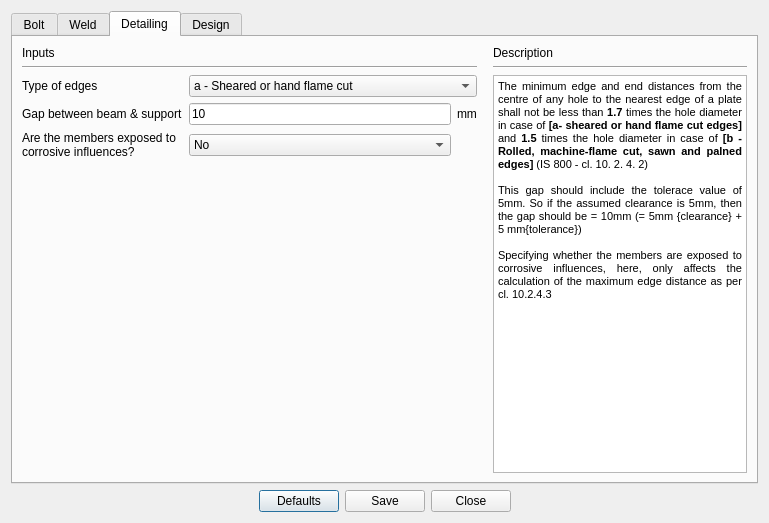
First picture: the form in Connections/Shear/Endplate/design_preferences.ui, repository GreatDevelopers/osdag-core, before the edit.
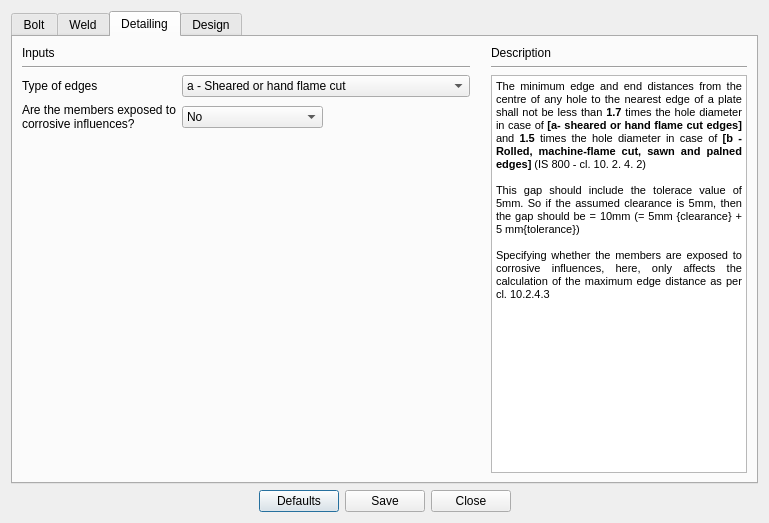
Second picture: the form after the edit. The open tabs and pages were chosen to show the change.

```diff
--- a/Connections/Shear/Endplate/design_preferences.ui
+++ b/Connections/Shear/Endplate/design_preferences.ui
@@ -68,7 +68,7 @@
    <item row="0" column="0">
     <widget class="QTabWidget" name="tabWidget">
      <property name="currentIndex">
-      <number>0</number>
+      <number>2</number>
      </property>
      <widget class="QWidget" name="tab_Bolt">
       <attribute name="title">
@@ -679,10 +679,11 @@
        </item>
        <item row="2" column="0" rowspan="2">
         <layout class="QGridLayout" name="gridLayout_4">
-         <item row="0" column="0">
-          <widget class="QLabel" name="label_39">
+         <item row="1" column="0">
+          <widget class="QLabel" name="label_40">
            <property name="text">
-            <string>Type of edges</string>
+            <string>Are the members exposed to
+corrosive influences?</string>
            </property>
           </widget>
          </item>
@@ -700,39 +701,7 @@
            </item>
           </widget>
          </item>
-         <item row="1" column="0">
-          <widget class="QLabel" name="label_29">
-           <property name="text">
-            <string>Gap between beam &amp; support</string>
-           </property>
-          </widget>
-         </item>
          <item row="1" column="1">
-          <widget class="QLineEdit" name="txt_detailingGap">
-           <property name="text">
-            <string>10</string>
-           </property>
-           <property name="alignment">
-            <set>Qt::AlignLeading|Qt::AlignLeft|Qt::AlignVCenter</set>
-           </property>
-          </widget>
-         </item>
-         <item row="1" column="2">
-          <widget class="QLabel" name="label_36">
-           <property name="text">
-            <string>mm</string>
-           </property>
-          </widget>
-         </item>
-         <item row="2" column="0">
-          <widget class="QLabel" name="label_40">
-           <property name="text">
-            <string>Are the members exposed to
-corrosive influences?</string>
-           </property>
-          </widget>
-         </item>
-         <item row="2" column="1">
           <widget class="QComboBox" name="combo_detailing_memebers">
            <item>
             <property name="text">
@@ -746,6 +715,13 @@
            </item>
           </widget>
          </item>
+         <item row="0" column="0">
+          <widget class="QLabel" name="label_39">
+           <property name="text">
+            <string>Type of edges</string>
+           </property>
+          </widget>
+         </item>
         </layout>
        </item>
        <item row="3" column="1">
```
